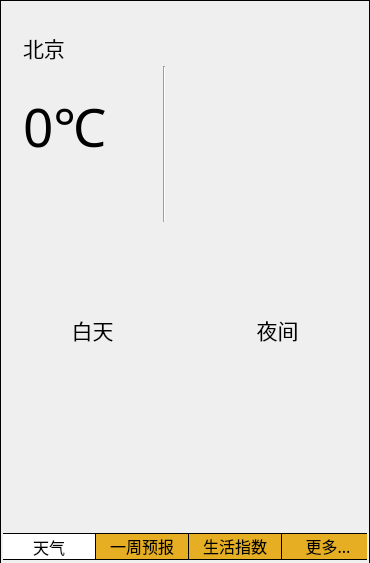
The window that weather/widget.ui (sunshinewong/openSrc_sunshine) describes before a commit, drawn with Qt 5.
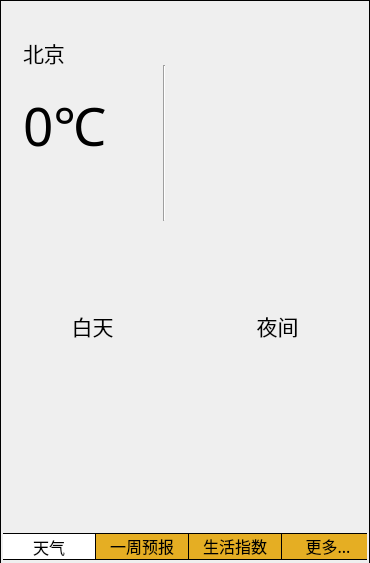
The same window after the commit. Icons and pictures are not drawn.

The edit to the form file:
```diff
--- a/weather/widget.ui
+++ b/weather/widget.ui
@@ -7,7 +7,7 @@
     <x>0</x>
     <y>0</y>
     <width>370</width>
-    <height>543</height>
+    <height>563</height>
    </rect>
   </property>
   <property name="sizePolicy">
@@ -37,7 +37,7 @@
 Widget{background-color: rgb(255, 255, 255);}
 </string>
   </property>
-  <layout class="QVBoxLayout" name="verticalLayout_22">
+  <layout class="QVBoxLayout" name="verticalLayout_6">
    <property name="spacing">
     <number>0</number>
    </property>
@@ -57,11 +57,16 @@
      <property name="title">
       <string/>
      </property>
-     <layout class="QVBoxLayout" name="verticalLayout_7">
+     <layout class="QVBoxLayout" name="verticalLayout_24">
       <property name="spacing">
        <number>0</number>
       </property>
       <property name="margin">
+       <number>0</number>
+      </property>
+      <item>
+       <layout class="QVBoxLayout" name="verticalLayout_22">
+        <property name="spacing">
        <number>0</number>
       </property>
       <item>
@@ -230,21 +235,32 @@
          <attribute name="title">
           <string>天气</string>
          </attribute>
-         <layout class="QVBoxLayout" name="verticalLayout_6">
+           <layout class="QVBoxLayout" name="verticalLayout_7">
           <property name="spacing">
            <number>0</number>
           </property>
-          <property name="leftMargin">
-           <number>0</number>
-          </property>
-          <property name="topMargin">
-           <number>0</number>
-          </property>
-          <property name="rightMargin">
+            <property name="margin">
            <number>0</number>
           </property>
           <item>
            <layout class="QVBoxLayout" name="verticalLayout_5">
+              <property name="spacing">
+               <number>0</number>
+              </property>
+              <item>
+               <layout class="QHBoxLayout" name="horizontalLayout_16">
+                <property name="spacing">
+                 <number>0</number>
+                </property>
+                <property name="sizeConstraint">
+                 <enum>QLayout::SetDefaultConstraint</enum>
+                </property>
+                <property name="topMargin">
+                 <number>5</number>
+                </property>
+                <property name="rightMargin">
+                 <number>10</number>
+                </property>
             <item>
              <widget class="QLabel" name="cityLabel">
               <property name="minimumSize">
@@ -261,7 +277,7 @@
               </property>
               <property name="font">
                <font>
-                <family>新宋体</family>
+                    <family>微软雅黑</family>
                 <pointsize>16</pointsize>
                </font>
               </property>
@@ -277,10 +293,49 @@
              </widget>
             </item>
             <item>
+                 <widget class="QLabel" name="curDateTimeLabel">
+                  <property name="sizePolicy">
+                   <sizepolicy hsizetype="Preferred" vsizetype="Fixed">
+                    <horstretch>0</horstretch>
+                    <verstretch>0</verstretch>
+                   </sizepolicy>
+                  </property>
+                  <property name="minimumSize">
+                   <size>
+                    <width>0</width>
+                    <height>24</height>
+                   </size>
+                  </property>
+                  <property name="maximumSize">
+                   <size>
+                    <width>16777215</width>
+                    <height>24</height>
+                   </size>
+                  </property>
+                  <property name="font">
+                   <font>
+                    <family>微软雅黑</family>
+                    <pointsize>12</pointsize>
+                   </font>
+                  </property>
+                  <property name="text">
+                   <string/>
+                  </property>
+                  <property name="alignment">
+                   <set>Qt::AlignRight|Qt::AlignTrailing|Qt::AlignVCenter</set>
+                  </property>
+                 </widget>
+                </item>
+               </layout>
+              </item>
+              <item>
              <layout class="QHBoxLayout" name="horizontalLayout_5">
               <property name="spacing">
                <number>0</number>
               </property>
+                <property name="sizeConstraint">
+                 <enum>QLayout::SetDefaultConstraint</enum>
+                </property>
               <property name="leftMargin">
                <number>20</number>
               </property>
@@ -1415,6 +1470,8 @@
          </layout>
         </widget>
        </widget>
+        </item>
+       </layout>
       </item>
      </layout>
     </widget>
```
Left out of the diff: 47 changed lines with no effect on the pictures. Lines whose indentation alone changed are shown as unchanged.
